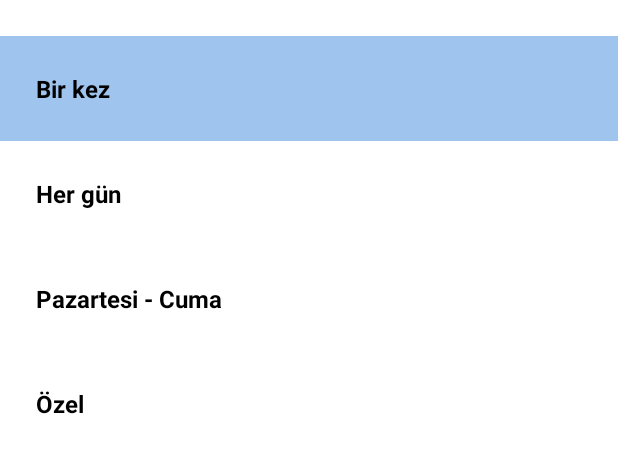
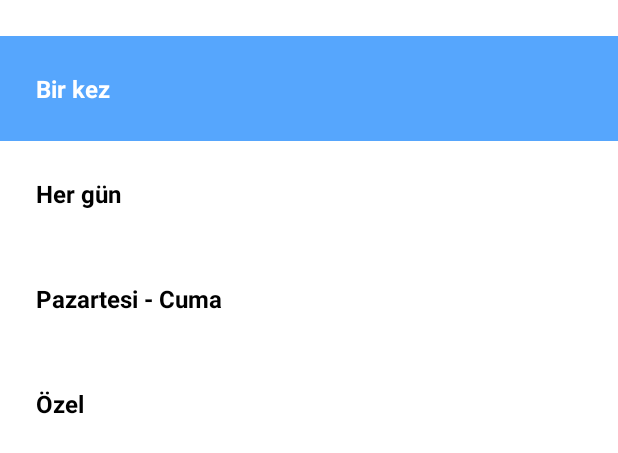
Before and after one commit to etokoc/ClockTracker, an Android app: the layout again_bottom_dialog.xml on its own in the app's theme, with its tools: preview values and no code run, on a phone screen of 412 x 824 dp. Shown: the top 453 px of the screen. Run offline under Robolectric (Android 15) with nearby library versions, the phone set to English and light mode, and no system bars.

Commit message:
rb tasrımlar ve tıklama

```diff
--- /dev/null
+++ b/app/src/main/res/drawable/rb_selection_text_selector.xml
@@ -0,0 +1,7 @@
+<?xml version="1.0" encoding="utf-8"?>
+<selector xmlns:android="http://schemas.android.com/apk/res/android">
+
+    <item android:color="@color/white" android:state_checked="true"/>
+    <item android:color="@color/black" android:state_checked="false"/>
+
+</selector>
--- a/app/src/main/res/drawable/selected_rb_background_shape.xml
+++ b/app/src/main/res/drawable/selected_rb_background_shape.xml
@@ -1,5 +1,5 @@
 <?xml version="1.0" encoding="utf-8"?>
 <shape xmlns:android="http://schemas.android.com/apk/res/android">
 
-    <solid android:color="@color/textChecked"/>
+    <solid android:color="@color/btn_confirm_blue"/>
 </shape>
--- a/app/src/main/res/layout/again_bottom_dialog.xml
+++ b/app/src/main/res/layout/again_bottom_dialog.xml
@@ -25,13 +25,13 @@
                 android:id="@+id/rbOnceDay"
                 android:layout_width="match_parent"
                 android:layout_height="wrap_content"
-                android:drawablePadding="8dp"
                 android:textStyle="bold"
                 android:text="@string/bir_kez"
-                android:textColor="@color/black"
+                android:textColor="@drawable/rb_selection_text_selector"
                 android:padding="24dp"
                 android:background="@drawable/rb_selection_selector"
                 android:button="@null"
+                android:drawableTint="@color/white"
                 android:textSize="16sp"
                 />
 
@@ -44,10 +44,10 @@
                 android:padding="24dp"
                 android:textStyle="bold"
                 android:button="@null"
-                android:drawablePadding="8dp"
+                android:drawableTint="@color/white"
                 android:background="@drawable/rb_selection_selector"
                 android:text="@string/all_day"
-                android:textColor="@color/black"
+                android:textColor="@drawable/rb_selection_text_selector"
                 android:textSize="16sp" />
 
             <RadioButton
@@ -60,8 +60,9 @@
                 android:button="@null"
                 android:background="@drawable/rb_selection_selector"
                 android:textStyle="bold"
+                android:drawableTint="@color/white"
                 android:text="@string/pazartesi_cuma"
-                android:textColor="@color/black"
+                android:textColor="@drawable/rb_selection_text_selector"
                 android:textSize="16sp" />
 
             <RadioButton
@@ -70,14 +71,14 @@
                 android:layout_height="wrap_content"
                 android:clickable="true"
                 android:focusable="true"
-                android:drawablePadding="8dp"
                 android:padding="24dp"
                 android:textStyle="bold"
                 android:button="@null"
                 android:gravity="center_vertical"
                 android:background="@drawable/rb_selection_selector"
                 android:text="@string/special"
-                android:textColor="@color/black"
+                android:drawableTint="@color/white"
+                android:textColor="@drawable/rb_selection_text_selector"
                 android:textSize="16sp" />
 
         </RadioGroup>
--- a/app/src/main/res/values/colors.xml
+++ b/app/src/main/res/values/colors.xml
@@ -13,6 +13,6 @@
     <color name="lightGray">#E1E1E1</color>
     <color name="textHeavyGray">#8E8E8E</color>
     <color name="transparent">#00000000</color>
-    <color name="textChecked">#7C3A87DA</color>
+    <color name="textChecked">#1D3A87DA</color>
     <color name="btn_confirm_blue">#F34EA2FD</color>
 </resources>
```
